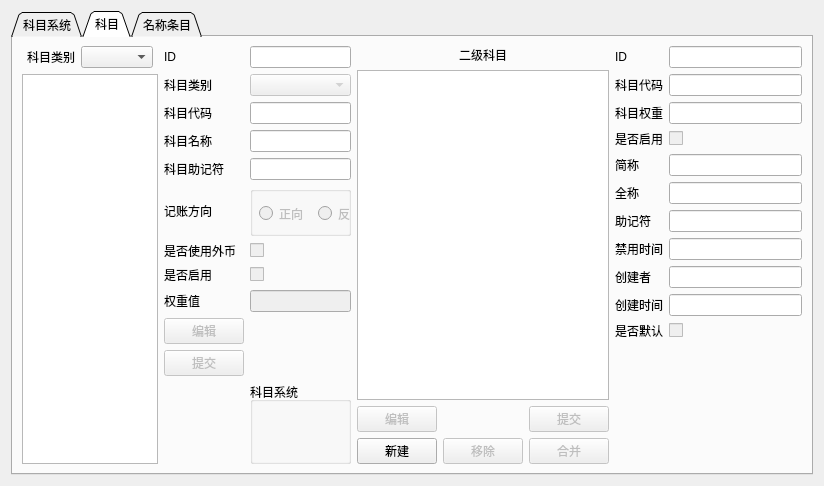
Qt form forms/apcsubject.ui (wangkungit5905/PzAssistant) before a commit.
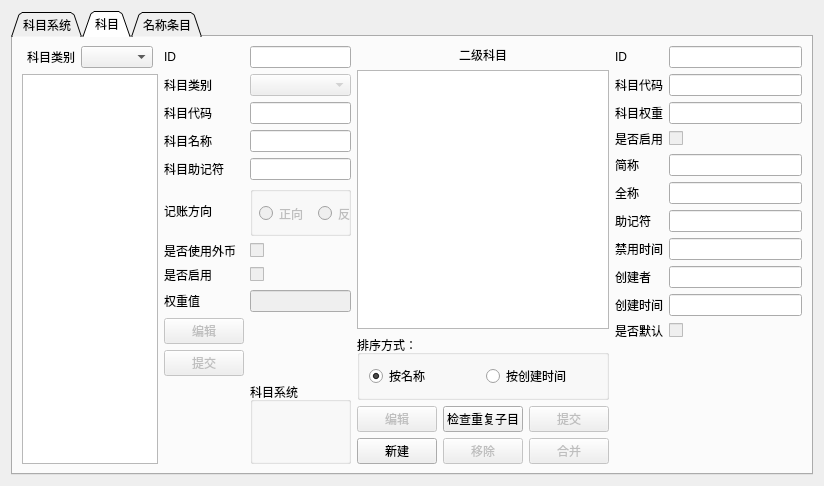
The same form after that commit. The open tabs and pages were chosen to show the change.

Diff of the .ui file:
```diff
--- a/forms/apcsubject.ui
+++ b/forms/apcsubject.ui
@@ -349,7 +349,37 @@
           </widget>
          </item>
          <item>
-          <widget class="QListWidget" name="lwSSub"/>
+          <widget class="QListWidget" name="lwSSub">
+           <property name="selectionMode">
+            <enum>QAbstractItemView::ExtendedSelection</enum>
+           </property>
+          </widget>
+         </item>
+         <item>
+          <widget class="QGroupBox" name="groupBox">
+           <property name="title">
+            <string>排序方式：</string>
+           </property>
+           <layout class="QHBoxLayout" name="horizontalLayout_10">
+            <item>
+             <widget class="QRadioButton" name="rdoSortbyName">
+              <property name="text">
+               <string>按名称</string>
+              </property>
+              <property name="checked">
+               <bool>true</bool>
+              </property>
+             </widget>
+            </item>
+            <item>
+             <widget class="QRadioButton" name="rdoSortbyTime">
+              <property name="text">
+               <string>按创建时间</string>
+              </property>
+             </widget>
+            </item>
+           </layout>
+          </widget>
          </item>
          <item>
           <layout class="QHBoxLayout" name="horizontalLayout_3">
@@ -363,6 +393,13 @@
              </property>
             </widget>
            </item>
+           <item>
+            <widget class="QPushButton" name="btnInspectDup">
+             <property name="text">
+              <string>检查重复子目</string>
+             </property>
+            </widget>
+           </item>
            <item>
             <spacer name="horizontalSpacer">
              <property name="orientation">
```
Left out of the diff: 12 changed lines with no effect on the pictures.
